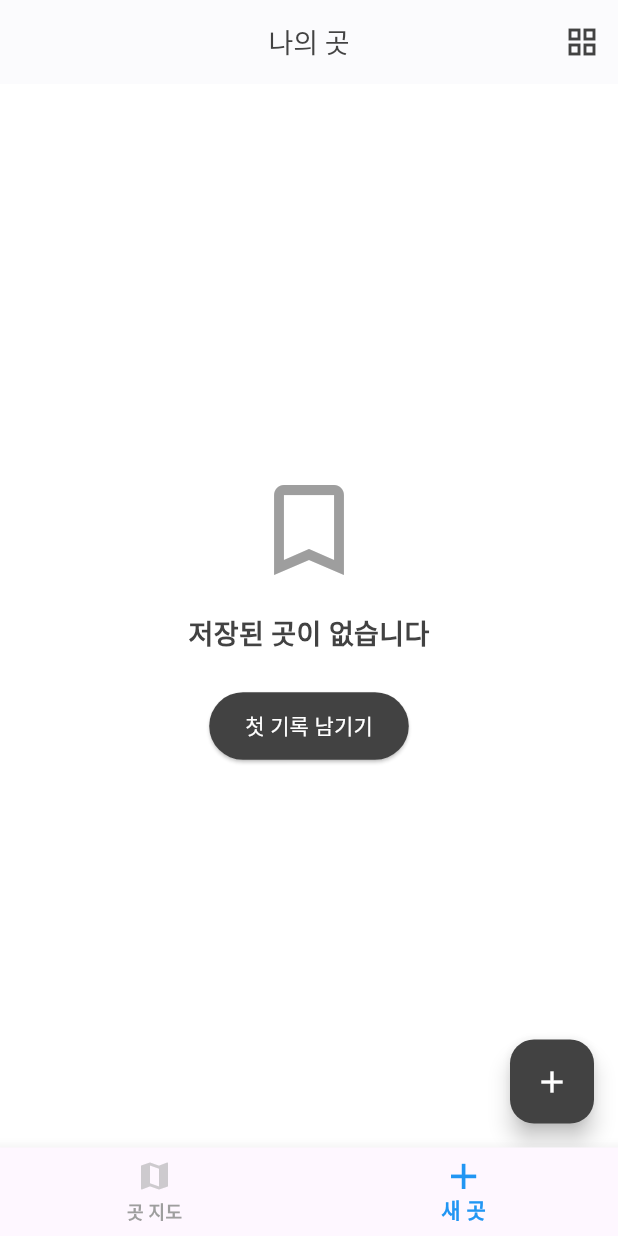
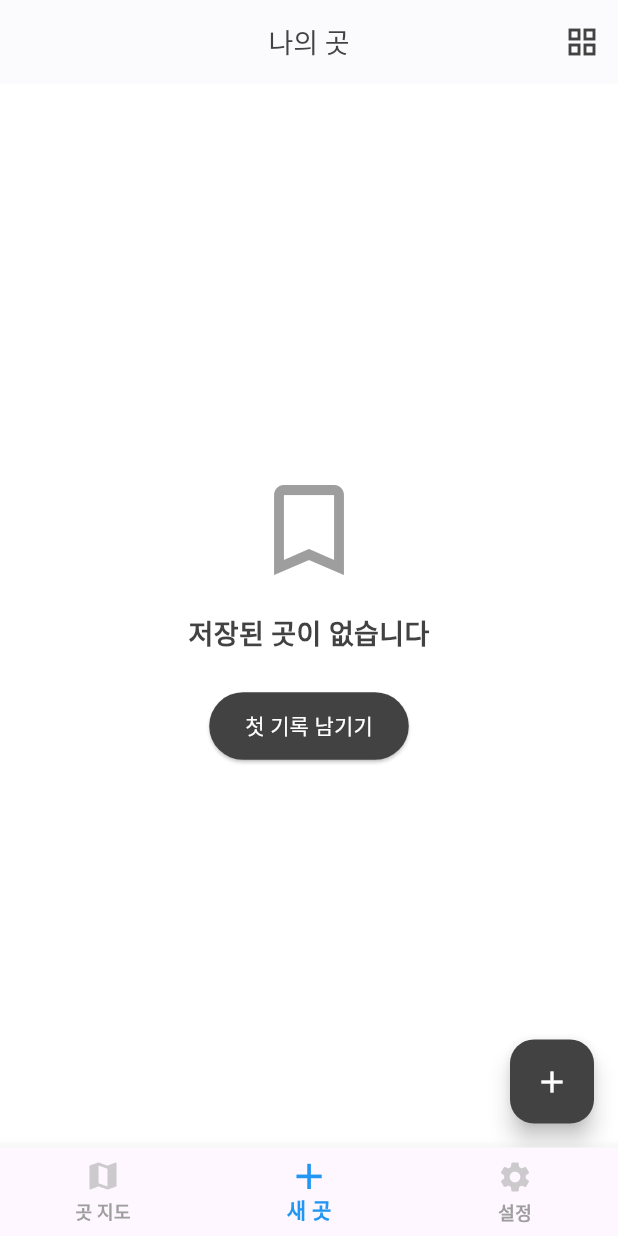
Before and after one commit to Mun09/got, a Flutter app: the screen it shows after launch, item 2 of the bottom bar chosen, on a phone screen of 412 x 824 dp. Run offline on Flutter 3.47's test engine with Material 3 defaults, Android fonts, the phone set to English and light mode, and no system bars; our stand-ins replace camera, device_info_plus, flutter_image_compress, geocoding, geolocator, google_maps_flutter and 5 more; missing offline and left inert: video_compress; accounts and stored records are empty; Roboto replaces fonts that are missing (dosSamemul).

Commit message:
added setting page

```diff
--- a/lib/main.dart
+++ b/lib/main.dart
@@ -3,6 +3,7 @@ import 'package:flutter/services.dart';
 import 'package:got/main_page.dart';
 import 'package:got/services/location_service.dart';
 import 'package:got/services/memory_service.dart';
+import 'package:got/services/settings_service.dart';
 import 'package:got/services/widget_service.dart';
 import 'package:provider/provider.dart';
 
@@ -21,6 +22,7 @@ Future<void> main() async {
       providers: [
         ChangeNotifierProvider(create: (_) => LocationService()),
         ChangeNotifierProvider(create: (_) => MemoryService()),
+        ChangeNotifierProvider(create: (_) => SettingsService()),
       ],
       child: MyApp(),
     ),
@@ -32,20 +34,25 @@ class MyApp extends StatelessWidget {
 
   @override
   Widget build(BuildContext context) {
+    // SettingsService를 가져와서 테마 모드 등 설정값을 적용
+    final settingsService = Provider.of<SettingsService>(context);
+
     return MaterialApp(
       title: 'GOT 앱',
       debugShowCheckedModeBanner: false,
+
+      // 테마 모드 설정 적용
+      themeMode: settingsService.themeMode,
+
+      // 라이트 테마 설정
       theme: ThemeData(
-        // 기본 색상 설정
+        brightness: Brightness.light,
         primaryColor: Colors.white,
         scaffoldBackgroundColor: Colors.white,
         fontFamily: 'dosSamemul',
         textTheme: TextTheme(
           bodyMedium: TextStyle(fontWeight: FontWeight.w800),
         ),
-        // 폰트 설정
-
-        // AppBar 테마
         appBarTheme: AppBarTheme(
           elevation: 0.5,
           backgroundColor: Colors.white,
@@ -58,27 +65,19 @@ class MyApp extends StatelessWidget {
             fontSize: 18,
           ),
         ),
-
-        // 버튼 테마
         elevatedButtonTheme: ElevatedButtonThemeData(
           style: ElevatedButton.styleFrom(
             backgroundColor: Colors.grey[800],
             foregroundColor: Colors.white,
           ),
         ),
-
-        // 텍스트 버튼 테마
         textButtonTheme: TextButtonThemeData(
           style: TextButton.styleFrom(foregroundColor: Colors.grey[800]),
         ),
-
-        // FloatingActionButton 테마
         floatingActionButtonTheme: FloatingActionButtonThemeData(
           backgroundColor: Colors.grey[800],
           foregroundColor: Colors.white,
         ),
-
-        // 다이얼로그 테마
         dialogTheme: DialogTheme(
           backgroundColor: Colors.white,
           titleTextStyle: TextStyle(
@@ -88,9 +87,63 @@ class MyApp extends StatelessWidget {
           ),
           contentTextStyle: TextStyle(color: Colors.grey[700], fontSize: 16),
         ),
-
         snackBarTheme: SnackBarThemeData(
           backgroundColor: Colors.grey[800],
+          contentTextStyle: TextStyle(color: Colors.white),
+          actionTextColor: Colors.white,
+          behavior: SnackBarBehavior.floating,
+          shape: RoundedRectangleBorder(borderRadius: BorderRadius.circular(8)),
+        ),
+      ),
+
+      // 다크 테마 설정 추가
+      darkTheme: ThemeData(
+        brightness: Brightness.dark,
+        primaryColor: Colors.grey[850],
+        scaffoldBackgroundColor: Colors.grey[900],
+        fontFamily: 'dosSamemul',
+        textTheme: TextTheme(
+          bodyMedium: TextStyle(
+            fontWeight: FontWeight.w800,
+            color: Colors.white,
+          ),
+        ),
+        appBarTheme: AppBarTheme(
+          elevation: 0.5,
+          backgroundColor: Colors.grey[850],
+          foregroundColor: Colors.white,
+          iconTheme: IconThemeData(color: Colors.white),
+          titleTextStyle: TextStyle(
+            color: Colors.white,
+            fontFamily: 'dosSamemul',
+            fontWeight: FontWeight.w500,
+            fontSize: 18,
+          ),
+        ),
+        elevatedButtonTheme: ElevatedButtonThemeData(
+          style: ElevatedButton.styleFrom(
+            backgroundColor: Colors.blueGrey[200],
+            foregroundColor: Colors.grey[900],
+          ),
+        ),
+        textButtonTheme: TextButtonThemeData(
+          style: TextButton.styleFrom(foregroundColor: Colors.blueGrey[200]),
+        ),
+        floatingActionButtonTheme: FloatingActionButtonThemeData(
+          backgroundColor: Colors.blueGrey[200],
+          foregroundColor: Colors.grey[900],
+        ),
+        dialogTheme: DialogTheme(
+          backgroundColor: Colors.grey[850],
+          titleTextStyle: TextStyle(
+            color: Colors.white,
+            fontWeight: FontWeight.bold,
+            fontSize: 18,
+          ),
+          contentTextStyle: TextStyle(color: Colors.grey[300], fontSize: 16),
+        ),
+        snackBarTheme: SnackBarThemeData(
+          backgroundColor: Colors.grey[700],
           contentTextStyle: TextStyle(color: Colors.white),
           actionTextColor: Colors.white,
           behavior: SnackBarBehavior.floating,
--- a/lib/main_page.dart
+++ b/lib/main_page.dart
@@ -2,6 +2,7 @@ import 'package:flutter/material.dart';
 import 'package:got/map_page.dart';
 import 'package:got/memory_list_page.dart';
 import 'package:got/services/permission_service.dart';
+import 'package:got/settings_page.dart';
 import 'package:permission_handler/permission_handler.dart';
 
 class MainPage extends StatefulWidget {
@@ -25,7 +26,7 @@ class _MainPageState extends State<MainPage> with TickerProviderStateMixin {
 
     // 각 네비게이션 아이템별 애니메이션 컨트롤러 초기화
     _animationControllers = List.generate(
-      2,
+      3,
       (index) => AnimationController(
         vsync: this,
         duration: Duration(milliseconds: 300),
@@ -57,7 +58,7 @@ class _MainPageState extends State<MainPage> with TickerProviderStateMixin {
   int _currentIndex = 0; // 현재 선택된 탭 인덱스 (0: 지도, 1: 카메라)
 
   // 화면 목록
-  final List<Widget> _screens = [MapScreen(), MemoryListPage()];
+  final List<Widget> _screens = [MapScreen(), MemoryListPage(), SettingsPage()];
 
   @override
   @override
@@ -83,7 +84,7 @@ class _MainPageState extends State<MainPage> with TickerProviderStateMixin {
               _currentIndex = index;
             });
           },
-          items: List.generate(2, (index) {
+          items: List.generate(3, (index) {
             return BottomNavigationBarItem(
               icon: AnimatedBuilder(
                 animation: _animationControllers[index],
@@ -92,12 +93,22 @@ class _MainPageState extends State<MainPage> with TickerProviderStateMixin {
                     scale: 1.0 + (_animationControllers[index].value * 0.2),
                     child: Opacity(
                       opacity: 0.5 + (_animationControllers[index].value * 0.5),
-                      child: index == 0 ? Icon(Icons.map) : Icon(Icons.add),
+                      child:
+                          index == 0
+                              ? Icon(Icons.map)
+                              : index == 1
+                              ? Icon(Icons.add)
+                              : Icon(Icons.settings),
                     ),
                   );
                 },
               ),
-              label: index == 0 ? '곳 지도' : '새 곳',
+              label:
+                  index == 0
+                      ? '곳 지도'
+                      : index == 1
+                      ? '새 곳'
+                      : '설정',
             );
           }),
           selectedItemColor: Colors.blue,
--- a/lib/map_page.dart
+++ b/lib/map_page.dart
@@ -4,6 +4,7 @@ import 'package:flutter/material.dart';
 import 'package:google_maps_flutter/google_maps_flutter.dart';
 import 'package:got/services/location_service.dart';
 import 'package:got/services/memory_service.dart';
+import 'package:got/services/settings_service.dart';
 
 import 'package:got/util/util.dart';
 import 'package:provider/provider.dart';
@@ -147,6 +148,9 @@ class _MapScreenState extends State<MapScreen> with WidgetsBindingObserver {
         // 비동기로 마커 생성
         _buildMarkers(memoryService.memories);
 
+        // SettingsService에서 설정값 가져오기
+        final settingsService = Provider.of<SettingsService>(context);
+
         return Scaffold(
           appBar: AppBar(
             title: Text('나의 곳 지도'),
@@ -169,7 +173,7 @@ class _MapScreenState extends State<MapScreen> with WidgetsBindingObserver {
                                     position.longitude,
                                   )
                                   : LatLng(37.5665, 126.9780), // 기본값: 서울
-                          zoom: 15,
+                          zoom: settingsService.defaultMapZoom,
                         ),
                         markers: _markers,
                         myLocationEnabled: true,
--- /dev/null
+++ b/lib/services/settings_service.dart
@@ -0,0 +1,120 @@
+// lib/services/settings_service.dart
+import 'package:flutter/material.dart';
+import 'package:shared_preferences/shared_preferences.dart';
+
+enum MediaQuality { low, medium, high }
+
+class SettingsService extends ChangeNotifier {
+  // 기본 설정값
+  ThemeMode _themeMode = ThemeMode.system;
+  double _defaultMapZoom = 15.0;
+  bool _useCurrentLocationByDefault = true;
+  MediaQuality _mediaQuality = MediaQuality.medium;
+  String _userName = '';
+  String _userEmail = '';
+
+  // Getters
+  ThemeMode get themeMode => _themeMode;
+
+  double get defaultMapZoom => _defaultMapZoom;
+
+  bool get useCurrentLocationByDefault => _useCurrentLocationByDefault;
+
+  MediaQuality get mediaQuality => _mediaQuality;
+
+  int get imageQuality {
+    int quality;
+    switch (_mediaQuality) {
+      case MediaQuality.low:
+        quality = 30; // 낮은 품질 (30%)
+        break;
+      case MediaQuality.medium:
+        quality = 70; // 중간 품질 (70%)
+        break;
+      case MediaQuality.high:
+        quality = 100; // 높은 품질 (100%)
+        break;
+    }
+    return quality;
+  }
+
+  String get userName => _userName;
+
+  String get userEmail => _userEmail;
+
+  String get appVersion => '1.0.0';
+
+  // SharedPreferences 키 정의
+  static const String _themeModeKey = 'theme_mode';
+  static const String _defaultMapZoomKey = 'default_map_zoom';
+  static const String _useCurrentLocationKey = 'use_current_location';
+  static const String _mediaQualityKey = 'media_quality';
+  static const String _userNameKey = 'user_name';
+  static const String _userEmailKey = 'user_email';
+
+  // 초기화
+  Future<void> loadSettings() async {
+    final prefs = await SharedPreferences.getInstance();
+
+    // 테마 모드
+    final themeModeIndex = prefs.getInt(_themeModeKey) ?? 0;
+    _themeMode = ThemeMode.values[themeModeIndex];
+
+    // 지도 설정
+    _defaultMapZoom = prefs.getDouble(_defaultMapZoomKey) ?? 15.0;
+    _useCurrentLocationByDefault =
+        prefs.getBool(_useCurrentLocationKey) ?? true;
+
+    // 미디어 품질
+    final mediaQualityIndex = prefs.getInt(_mediaQualityKey) ?? 1;
+    _mediaQuality = MediaQuality.values[mediaQualityIndex];
+
+    // 사용자 정보
+    _userName = prefs.getString(_userNameKey) ?? '';
+    _userEmail = prefs.getString(_userEmailKey) ?? '';
+
+    notifyListeners();
+  }
+
+  // 테마 모드 변경
+  Future<void> setThemeMode(ThemeMode mode) async {
+    _themeMode = mode;
+    final prefs = await SharedPreferences.getInstance();
+    await prefs.setInt(_themeModeKey, mode.index);
+    notifyListeners();
+  }
+
+  // 기본 지도 줌 레벨 설정
+  Future<void> setDefaultMapZoom(double zoom) async {
+    _defaultMapZoom = zoom;
+    final prefs = await SharedPreferences.getInstance();
+    await prefs.setDouble(_defaultMapZoomKey, zoom);
+    notifyListeners();
+  }
+
+  // 현재 위치 기본 사용 설정
+  Future<void> setUseCurrentLocationByDefault(bool value) async {
+    _useCurrentLocationByDefault = value;
+    final prefs = await SharedPreferences.getInstance();
+    await prefs.setBool(_useCurrentLocationKey, value);
+    notifyListeners();
+  }
+
+  // 미디어 품질 설정
+  Future<void> setMediaQuality(MediaQuality quality) async {
+    _mediaQuality = quality;
+    final prefs = await SharedPreferences.getInstance();
+    await prefs.setInt(_mediaQualityKey, quality.index);
+    notifyListeners();
+  }
+
+  // 사용자 정보 설정
+  Future<void> setUserInfo(String name, String email) async {
+    _userName = name;
+    _userEmail = email;
+    final prefs = await SharedPreferences.getInstance();
+    await prefs.setString(_userNameKey, name);
+    await prefs.setString(_userEmailKey, email);
+    notifyListeners();
+  }
+}
--- a/lib/services/widget_service.dart
+++ b/lib/services/widget_service.dart
@@ -2,6 +2,7 @@
 import 'dart:ui';
 import 'package:flutter/material.dart';
 import 'package:flutter/services.dart';
+import 'package:got/services/settings_service.dart';
 import 'package:shared_preferences/shared_preferences.dart';
 import 'dart:io';
 
@@ -93,9 +94,11 @@ class WidgetService {
 
       // MemoryService 초기화 및 데이터베이스 연결
       final memoryService = MemoryService();
+      final settingsService = SettingsService();
 
       // 메모리 저장
       await memoryService.saveMemory(
+        settingsService.imageQuality,
         [savedImage.path],
         '위젯에서 자동 촬영',
         '위젯에서 자동 촬영',
--- a/pubspec.yaml
+++ b/pubspec.yaml
@@ -28,6 +28,7 @@ dependencies:
   shared_preferences: ^2.1.1
   device_info_plus: ^9.0.0
   video_compress: ^3.1.2
+  flutter_image_compress: ^2.4.0
 
 dev_dependencies:
   flutter_test:
```
Also changed, not shown: lib/save_page.dart (+38 -34 lines), lib/services/memory_service.dart (+32 -8 lines), lib/settings_page.dart (added, +243 -0 lines), lib/util/util.dart (+27 -0 lines), pubspec.lock.
